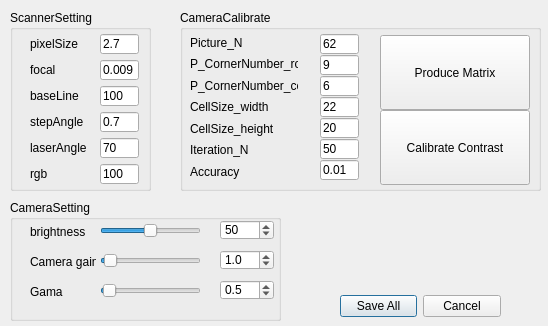
lnwin/SDSJJ_Test, file configuration.ui: the form before one commit.
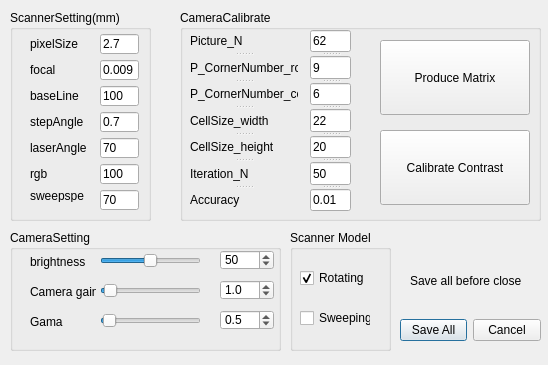
The form after the commit.

Diff of the .ui file:
```diff
--- a/configuration.ui
+++ b/configuration.ui
@@ -7,7 +7,7 @@
     <x>0</x>
     <y>0</y>
     <width>548</width>
-    <height>326</height>
+    <height>365</height>
    </rect>
   </property>
   <property name="windowTitle">
@@ -16,10 +16,10 @@
   <widget class="QDialogButtonBox" name="buttonBox">
    <property name="geometry">
     <rect>
-     <x>340</x>
-     <y>290</y>
-     <width>161</width>
-     <height>32</height>
+     <x>400</x>
+     <y>310</y>
+     <width>141</width>
+     <height>41</height>
     </rect>
    </property>
    <property name="orientation">
@@ -35,7 +35,7 @@
      <x>180</x>
      <y>10</y>
      <width>361</width>
-     <height>181</height>
+     <height>211</height>
     </rect>
    </property>
    <property name="title">
@@ -45,7 +45,7 @@
     <property name="geometry">
      <rect>
       <x>200</x>
-      <y>25</y>
+      <y>30</y>
       <width>150</width>
       <height>75</height>
      </rect>
@@ -67,7 +67,7 @@
     <property name="geometry">
      <rect>
       <x>200</x>
-      <y>100</y>
+      <y>120</y>
       <width>150</width>
       <height>75</height>
      </rect>
@@ -85,194 +85,108 @@
      <string>Calibrate Contrast</string>
     </property>
    </widget>
-   <widget class="QLineEdit" name="Picture_N">
+   <widget class="QSplitter" name="splitter">
     <property name="geometry">
      <rect>
-      <x>140</x>
-      <y>24</y>
-      <width>39</width>
-      <height>20</height>
-     </rect>
-    </property>
-    <property name="text">
-     <string>62</string>
-    </property>
-   </widget>
-   <widget class="QLabel" name="label">
-    <property name="geometry">
-     <rect>
       <x>10</x>
-      <y>65</y>
+      <y>20</y>
       <width>108</width>
-      <height>21</height>
+      <height>181</height>
      </rect>
     </property>
-    <property name="text">
-     <string>P_CornerNumber_col</string>
+    <property name="orientation">
+     <enum>Qt::Vertical</enum>
     </property>
+    <widget class="QLabel" name="label_7">
+     <property name="text">
+      <string>Picture_N</string>
+     </property>
+    </widget>
+    <widget class="QLabel" name="label_2">
+     <property name="text">
+      <string>P_CornerNumber_row</string>
+     </property>
+    </widget>
+    <widget class="QLabel" name="label">
+     <property name="text">
+      <string>P_CornerNumber_col</string>
+     </property>
+    </widget>
+    <widget class="QLabel" name="label_3">
+     <property name="text">
+      <string>CellSize_width</string>
+     </property>
+    </widget>
+    <widget class="QLabel" name="label_4">
+     <property name="text">
+      <string>CellSize_height</string>
+     </property>
+    </widget>
+    <widget class="QLabel" name="label_5">
+     <property name="text">
+      <string>Iteration_N</string>
+     </property>
+    </widget>
+    <widget class="QLabel" name="label_6">
+     <property name="text">
+      <string>Accuracy</string>
+     </property>
+    </widget>
    </widget>
-   <widget class="QLabel" name="label_6">
+   <widget class="QSplitter" name="splitter_2">
     <property name="geometry">
      <rect>
-      <x>10</x>
-      <y>151</y>
-      <width>108</width>
-      <height>21</height>
+      <x>130</x>
+      <y>20</y>
+      <width>41</width>
+      <height>181</height>
      </rect>
     </property>
-    <property name="text">
-     <string>Accuracy</string>
+    <property name="orientation">
+     <enum>Qt::Vertical</enum>
     </property>
-   </widget>
-   <widget class="QLabel" name="label_2">
-    <property name="geometry">
-     <rect>
-      <x>10</x>
-      <y>43</y>
-      <width>108</width>
-      <height>22</height>
-     </rect>
-    </property>
-    <property name="text">
-     <string>P_CornerNumber_row</string>
-    </property>
-   </widget>
-   <widget class="QLabel" name="label_4">
-    <property name="geometry">
-     <rect>
-      <x>10</x>
-      <y>108</y>
-      <width>108</width>
-      <height>21</height>
-     </rect>
-    </property>
-    <property name="text">
-     <string>CellSize_height</string>
-    </property>
-   </widget>
-   <widget class="QLineEdit" name="P_CornerNumber_col">
-    <property name="geometry">
-     <rect>
-      <x>140</x>
-      <y>66</y>
-      <width>39</width>
-      <height>20</height>
-     </rect>
-    </property>
-    <property name="text">
-     <string>6</string>
-    </property>
-   </widget>
-   <widget class="QLineEdit" name="Accuracy">
-    <property name="geometry">
-     <rect>
-      <x>140</x>
-      <y>150</y>
-      <width>39</width>
-      <height>20</height>
-     </rect>
-    </property>
-    <property name="text">
-     <string>0.01</string>
-    </property>
-   </widget>
-   <widget class="QLabel" name="label_5">
-    <property name="geometry">
-     <rect>
-      <x>10</x>
-      <y>129</y>
-      <width>108</width>
-      <height>22</height>
-     </rect>
-    </property>
-    <property name="text">
-     <string>Iteration_N</string>
-    </property>
-   </widget>
-   <widget class="QLineEdit" name="Iteration_N">
-    <property name="geometry">
-     <rect>
-      <x>140</x>
-      <y>129</y>
-      <width>39</width>
-      <height>20</height>
-     </rect>
-    </property>
-    <property name="text">
-     <string>50</string>
-    </property>
-   </widget>
-   <widget class="QLineEdit" name="CellSize_height">
-    <property name="geometry">
-     <rect>
-      <x>140</x>
-      <y>108</y>
-      <width>39</width>
-      <height>20</height>
-     </rect>
-    </property>
-    <property name="text">
-     <string>20</string>
-    </property>
-   </widget>
-   <widget class="QLineEdit" name="P_CornerNumber_row">
-    <property name="geometry">
-     <rect>
-      <x>140</x>
-      <y>45</y>
-      <width>39</width>
-      <height>20</height>
-     </rect>
-    </property>
-    <property name="text">
-     <string>9</string>
-    </property>
-   </widget>
-   <widget class="QLabel" name="label_3">
-    <property name="geometry">
-     <rect>
-      <x>10</x>
-      <y>86</y>
-      <width>108</width>
-      <height>22</height>
-     </rect>
-    </property>
-    <property name="text">
-     <string>CellSize_width</string>
-    </property>
-   </widget>
-   <widget class="QLabel" name="label_7">
-    <property name="geometry">
-     <rect>
-      <x>10</x>
-      <y>22</y>
-      <width>108</width>
-      <height>21</height>
-     </rect>
-    </property>
-    <property name="text">
-     <string>Picture_N</string>
-    </property>
-   </widget>
-   <widget class="QLineEdit" name="CellSize_width">
-    <property name="geometry">
-     <rect>
-      <x>140</x>
-      <y>87</y>
-      <width>39</width>
-      <height>20</height>
-     </rect>
-    </property>
-    <property name="text">
-     <string>22</string>
-    </property>
+    <widget class="QLineEdit" name="Picture_N">
+     <property name="text">
+      <string>62</string>
+     </property>
+    </widget>
+    <widget class="QLineEdit" name="P_CornerNumber_row">
+     <property name="text">
+      <string>9</string>
+     </property>
+    </widget>
+    <widget class="QLineEdit" name="P_CornerNumber_col">
+     <property name="text">
+      <string>6</string>
+     </property>
+    </widget>
+    <widget class="QLineEdit" name="CellSize_width">
+     <property name="text">
+      <string>22</string>
+     </property>
+    </widget>
+    <widget class="QLineEdit" name="CellSize_height">
+     <property name="text">
+      <string>20</string>
+     </property>
+    </widget>
+    <widget class="QLineEdit" name="Iteration_N">
+     <property name="text">
+      <string>50</string>
+     </property>
+    </widget>
+    <widget class="QLineEdit" name="Accuracy">
+     <property name="text">
+      <string>0.01</string>
+     </property>
+    </widget>
    </widget>
   </widget>
   <widget class="QGroupBox" name="groupBox_2">
    <property name="geometry">
     <rect>
      <x>10</x>
-     <y>200</y>
+     <y>230</y>
      <width>271</width>
      <height>121</height>
     </rect>
@@ -476,11 +390,11 @@
      <x>10</x>
      <y>10</y>
      <width>141</width>
-     <height>181</height>
+     <height>211</height>
     </rect>
    </property>
    <property name="title">
-    <string>ScannerSetting</string>
+    <string>ScannerSetting(mm)</string>
    </property>
    <widget class="QLabel" name="Focallabel">
     <property name="geometry">
@@ -647,6 +561,87 @@
      <string>pixelSize</string>
     </property>
    </widget>
+   <widget class="QLabel" name="sweepspeed">
+    <property name="geometry">
+     <rect>
+      <x>20</x>
+      <y>180</y>
+      <width>54</width>
+      <height>12</height>
+     </rect>
+    </property>
+    <property name="text">
+     <string>sweepspeed</string>
+    </property>
+   </widget>
+   <widget class="QLineEdit" name="sweepspeedline">
+    <property name="geometry">
+     <rect>
+      <x>90</x>
+      <y>180</y>
+      <width>39</width>
+      <height>20</height>
+     </rect>
+    </property>
+    <property name="text">
+     <string>70</string>
+    </property>
+   </widget>
+  </widget>
+  <widget class="QGroupBox" name="groupBox_4">
+   <property name="geometry">
+    <rect>
+     <x>290</x>
+     <y>230</y>
+     <width>101</width>
+     <height>121</height>
+    </rect>
+   </property>
+   <property name="title">
+    <string>Scanner Model</string>
+   </property>
+   <widget class="QCheckBox" name="rotatingmodel">
+    <property name="geometry">
+     <rect>
+      <x>10</x>
+      <y>40</y>
+      <width>71</width>
+      <height>16</height>
+     </rect>
+    </property>
+    <property name="text">
+     <string>Rotating</string>
+    </property>
+    <property name="checked">
+     <bool>true</bool>
+    </property>
+   </widget>
+   <widget class="QCheckBox" name="sweepingmodel">
+    <property name="geometry">
+     <rect>
+      <x>10</x>
+      <y>80</y>
+      <width>71</width>
+      <height>16</height>
+     </rect>
+    </property>
+    <property name="text">
+     <string>Sweeping</string>
+    </property>
+   </widget>
+  </widget>
+  <widget class="QLabel" name="label_8">
+   <property name="geometry">
+    <rect>
+     <x>410</x>
+     <y>270</y>
+     <width>131</width>
+     <height>21</height>
+    </rect>
+   </property>
+   <property name="text">
+    <string>Save all before close </string>
+   </property>
   </widget>
  </widget>
  <resources/>
```
